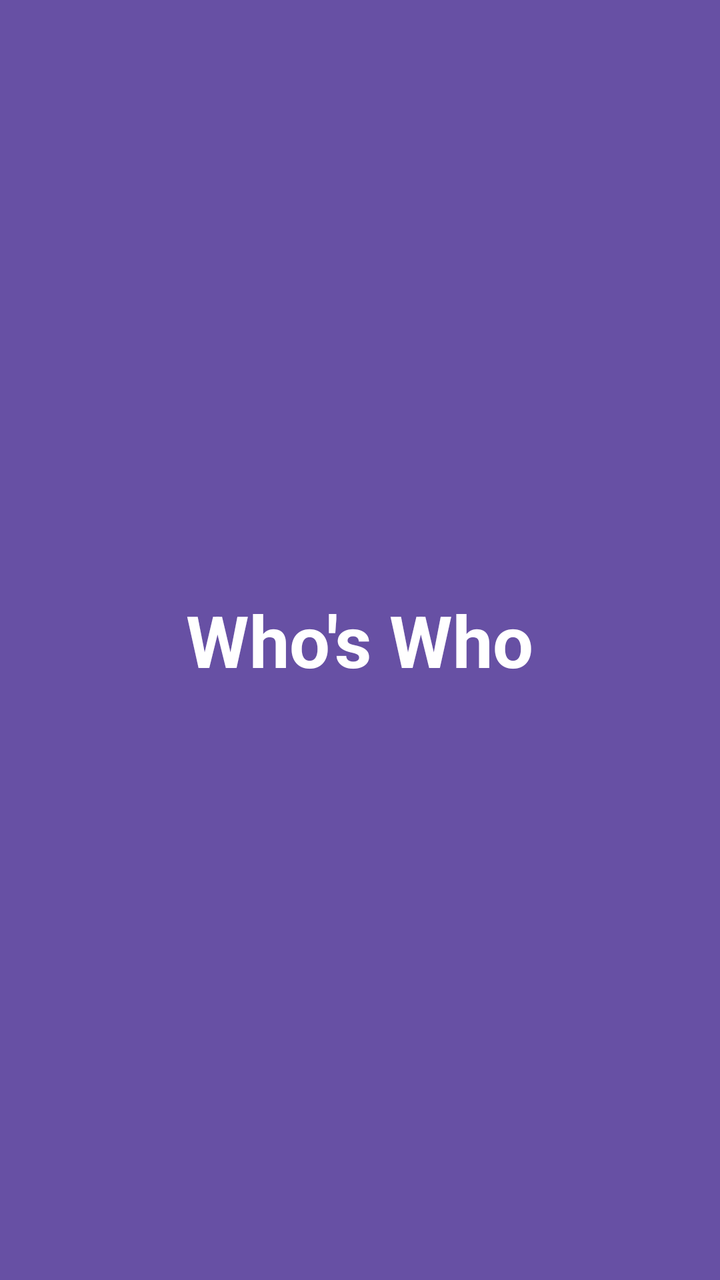
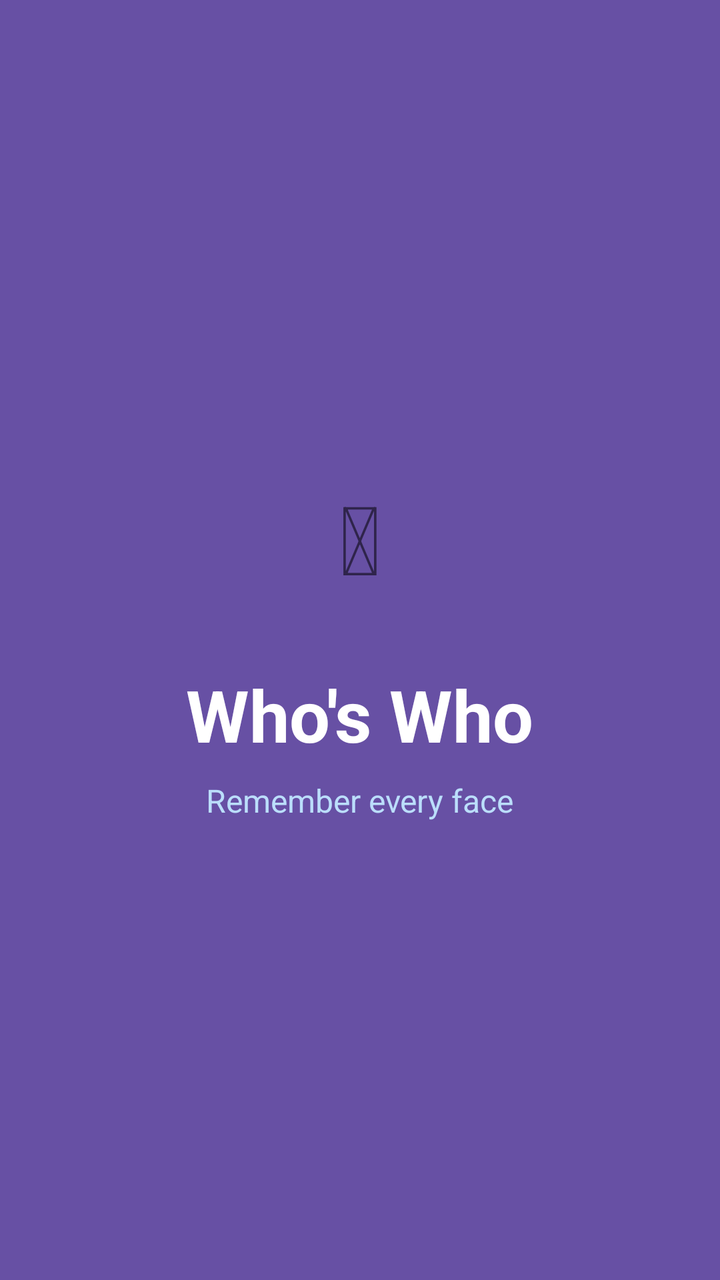

Before-and-after screenshots of an Android layout around one commit, followed by the original layout XML and the change that was made.
<!-- AndroidManifest.xml: activity theme SplashTheme -->
<!-- res/layout/activity_splash.xml -->
<?xml version="1.0" encoding="utf-8"?>
<LinearLayout xmlns:android="http://schemas.android.com/apk/res/android"
    android:layout_width="match_parent"
    android:layout_height="match_parent"
    android:orientation="vertical"
    android:gravity="center"
    android:background="@color/splash_background">

    <TextView
        android:layout_width="wrap_content"
        android:layout_height="wrap_content"
        android:text="@string/app_name"
        android:textColor="@color/white"
        android:textSize="36sp"
        android:textStyle="bold" />

</LinearLayout>
<!-- resources referenced by this layout -->
<resources>
  <color name="splash_background">#6750A4</color>
  <color name="white">#FFFFFF</color>
  <string name="app_name">Who\'s Who</string>
  <style name="SplashTheme" parent="android:Theme.Material.Light.NoActionBar">
          <item name="android:windowBackground">@color/splash_background</item>
          <item name="android:statusBarColor">@color/splash_background</item>
          <item name="android:navigationBarColor">@color/splash_background</item>
      </style>
</resources>

<!-- the commit's change to res/layout/activity_splash.xml (unified diff, before → after) -->
@@ -5,6 +5,15 @@
     android:orientation="vertical"
     android:gravity="center"
     android:background="@color/splash_background">
+
+    
+    <TextView
+        android:layout_width="80dp"
+        android:layout_height="80dp"
+        android:gravity="center"
+        android:text="&#128100;"
+        android:textSize="48sp"
+        android:layout_marginBottom="24dp" />
 
     <TextView
         android:layout_width="wrap_content"
@@ -14,4 +23,12 @@
         android:textSize="36sp"
         android:textStyle="bold" />
 
+    <TextView
+        android:layout_width="wrap_content"
+        android:layout_height="wrap_content"
+        android:text="@string/splash_subtitle"
+        android:textColor="#BBDEFB"
+        android:textSize="16sp"
+        android:layout_marginTop="8dp" />
+
 </LinearLayout>
<!-- resource entries referenced after the edit -->
@@ -3,6 +3,7 @@
   <color name="splash_background">#6750A4</color>
   <color name="white">#FFFFFF</color>
   <string name="app_name">Who\'s Who</string>
+  <string name="splash_subtitle">Remember every face</string>
   <style name="SplashTheme" parent="android:Theme.Material.Light.NoActionBar">
           <item name="android:windowBackground">@color/splash_background</item>
           <item name="android:statusBarColor">@color/splash_background</item>
